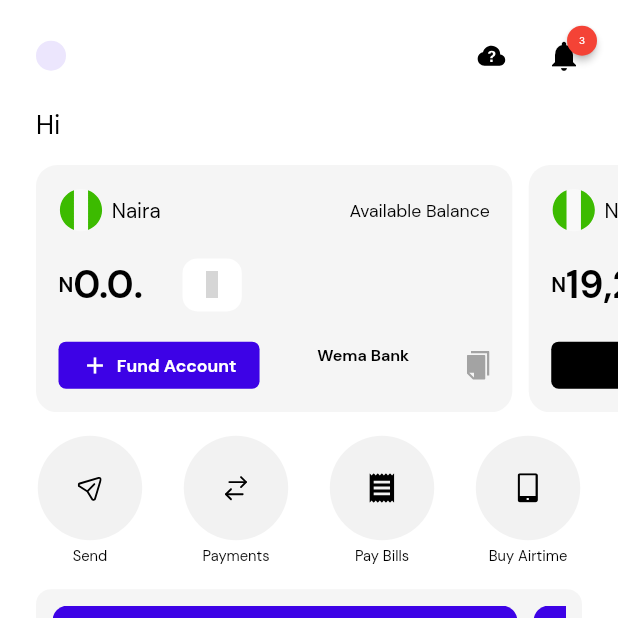
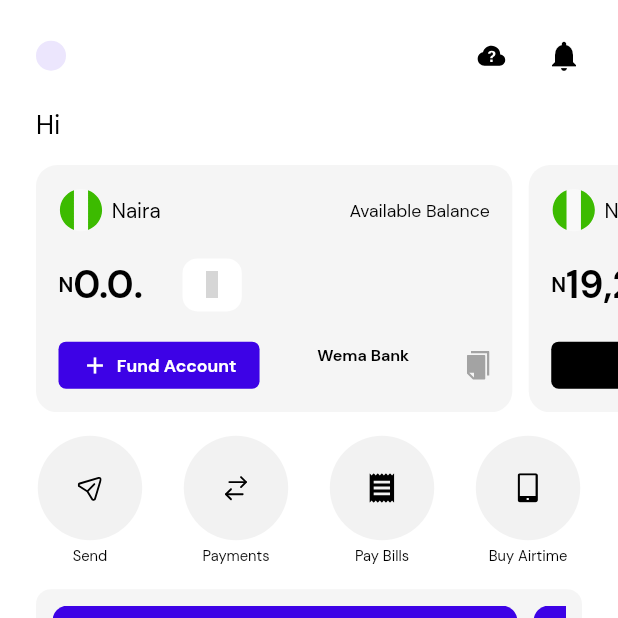
Before and after one commit to tech-cleverafrica/sprout-mobile, a Flutter app: the HomePage screen opened directly, on a phone screen of 412 x 824 dp, the top half of it. Run offline on Flutter 3.47's test engine with Material 2 defaults, Android fonts, the phone set to English and light mode, and no system bars; drawn by our look-alikes of badges, flutter_styled_toast, shimmer; our stand-ins replace basic_utils, community_material_icon, dio, dropdown_button2, file_picker, firebase_core and 15 more; missing offline and left inert: device_information, neon_circular_timer; accounts and stored records are empty; network calls fail; statements that could not run were skipped; grey boxes are pictures that could not be loaded.

Commit message:
added notification count

```diff
--- a/lib/src/components/home/view/homepage.dart
+++ b/lib/src/components/home/view/homepage.dart
@@ -5,6 +5,7 @@ import 'package:sprout_mobile/src/components/complete-account-setup/view/complet
 import 'package:sprout_mobile/src/components/home/view/all_transactions.dart';
 import 'package:sprout_mobile/src/components/home/view/home_chart.dart';
 import 'package:sprout_mobile/src/components/home/view/widgets.dart';
+import 'package:sprout_mobile/src/components/notification/controller/notification_controller.dart';
 import 'package:sprout_mobile/src/public/widgets/custom_loader.dart';
 import 'package:sprout_mobile/src/utils/app_colors.dart';
 import 'package:sprout_mobile/src/utils/app_svgs.dart';
@@ -17,12 +18,14 @@ class HomePage extends StatelessWidget {
 
   late bool showInvoice = false;
   late HomeController homeController;
+  late NotificationController notificationController;
 
   @override
   Widget build(BuildContext context) {
     final isDarkMode = Theme.of(context).brightness == Brightness.dark;
     final theme = Theme.of(context);
     homeController = Get.put(HomeController());
+    notificationController = Get.put(NotificationController());
 
     return SafeArea(
       child: Scaffold(
@@ -33,7 +36,8 @@ class HomePage extends StatelessWidget {
                   crossAxisAlignment: CrossAxisAlignment.start,
                   children: [
                 addVerticalSpace(19.h),
-                getHomeHeader(isDarkMode, homeController.abbreviation),
+                getHomeHeader(isDarkMode, homeController.abbreviation,
+                    notificationController.size),
                 addVerticalSpace(16.h),
                 getHomeDisplay(isDarkMode, theme, context)
               ])),
--- a/lib/src/components/home/view/widgets.dart
+++ b/lib/src/components/home/view/widgets.dart
@@ -15,7 +15,7 @@ import '../../buy-airtime/view/buy-airtime.dart';
 import '../../pay-bills/view/pay_bills.dart';
 import '../../send-money/view/send_money.dart';
 
-getHomeHeader(bool isDarkMode, abbreviation) {
+getHomeHeader(bool isDarkMode, abbreviation, int size) {
   return Padding(
     padding: const EdgeInsets.symmetric(horizontal: 24),
     child: Row(
@@ -56,17 +56,22 @@ getHomeHeader(bool isDarkMode, abbreviation) {
             addHorizontalSpace(24.w),
             InkWell(
                 onTap: () => Get.to(() => NotificationScreen()),
-                child: badges.Badge(
+                child: size == 0
+                    ? Icon(
+                        Icons.notifications,
+                        color: isDarkMode ? AppColors.white : AppColors.black,
+                      )
+                    : badges.Badge(
                         child: Icon(
                           Icons.notifications,
                           color: isDarkMode ? AppColors.white : AppColors.black,
                         ),
                         badgeContent: SizedBox(
-                      width: 10,
+                            width: 18,
                             height: 10, //badge size
                             child: Center(
                               //aligh badge content to center
-                        child: Text("3",
+                              child: Text(size.toString(),
                                   style: TextStyle(
                                       color: Colors.white, //badge font color
                                       fontSize: 7.sp //badge font size
--- a/lib/src/components/notification/view/notification.dart
+++ b/lib/src/components/notification/view/notification.dart
@@ -16,9 +16,9 @@ class NotificationScreen extends StatelessWidget {
 
   @override
   Widget build(BuildContext context) {
-    notificationController = Get.put(NotificationController());
     final isDarkMode = Theme.of(context).brightness == Brightness.dark;
     final theme = Theme.of(context);
+    notificationController = Get.put(NotificationController());
     notificationController.getNotifications();
     _notifications = notificationController.notifications;
     return SafeArea(
```
Lines whose indentation alone changed are shown as unchanged.
